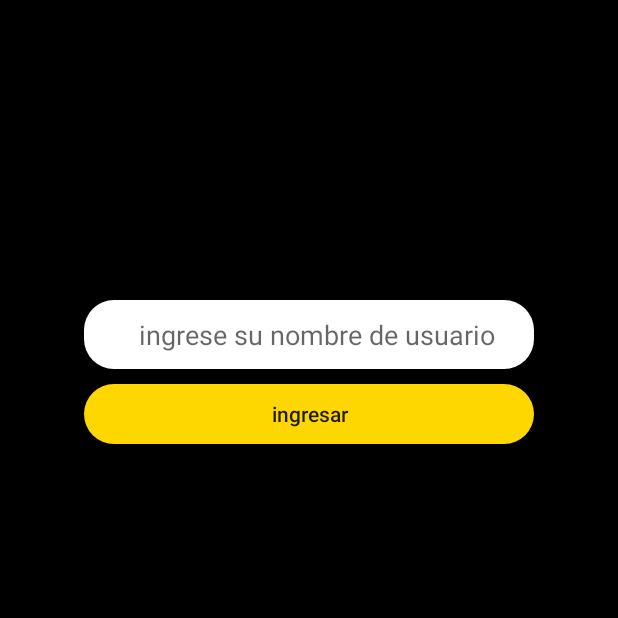
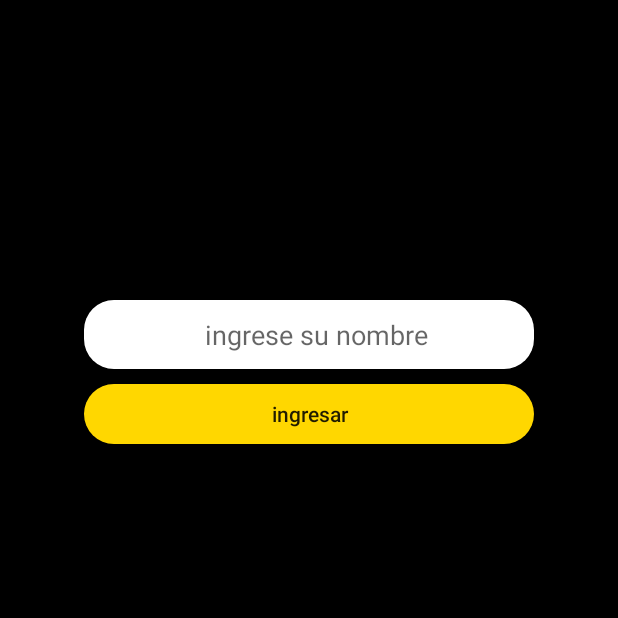
Before and after one commit to Claud-dws/Intent, an Android app: the screen it shows after launch (MainActivity), on a phone screen of 412 x 824 dp, the top half of it. Run offline under Robolectric (Android 15) with nearby library versions, the phone set to English and light mode, and no system bars.

Commit message:
cambio de hint de textview del usuario

```diff
--- a/app/src/main/res/layout/activity_main.xml
+++ b/app/src/main/res/layout/activity_main.xml
@@ -16,7 +16,7 @@
         android:autofillHints=""
         android:gravity="center"
         android:background="@drawable/edit_round"
-        android:hint="ingrese su nombre de usuario"
+        android:hint="ingrese su nombre"
         android:inputType="textPersonName"
         android:paddingLeft="10dp"
         android:selectAllOnFocus="false"
```
